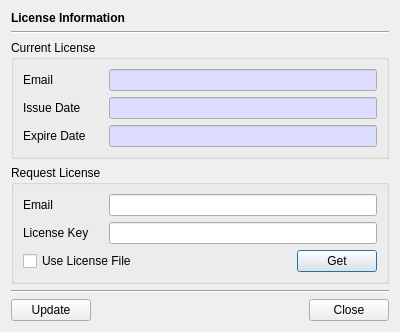
The window that BerEditor/lcn_info_dlg.ui (jykim74/BerEditor) describes before a commit, drawn with Qt 5.
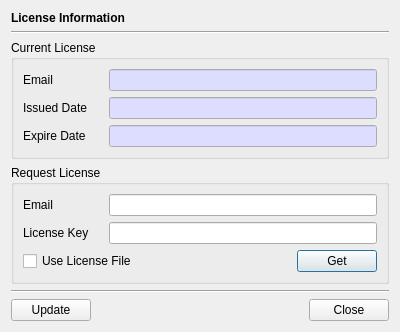
The same window after the commit.

The edit to the form file:
```diff
--- a/BerEditor/lcn_info_dlg.ui
+++ b/BerEditor/lcn_info_dlg.ui
@@ -43,7 +43,7 @@
       <item row="1" column="0">
        <widget class="QLabel" name="label_5">
         <property name="text">
-         <string>Issue Date</string>
+         <string>Issued Date</string>
         </property>
        </widget>
       </item>
```
